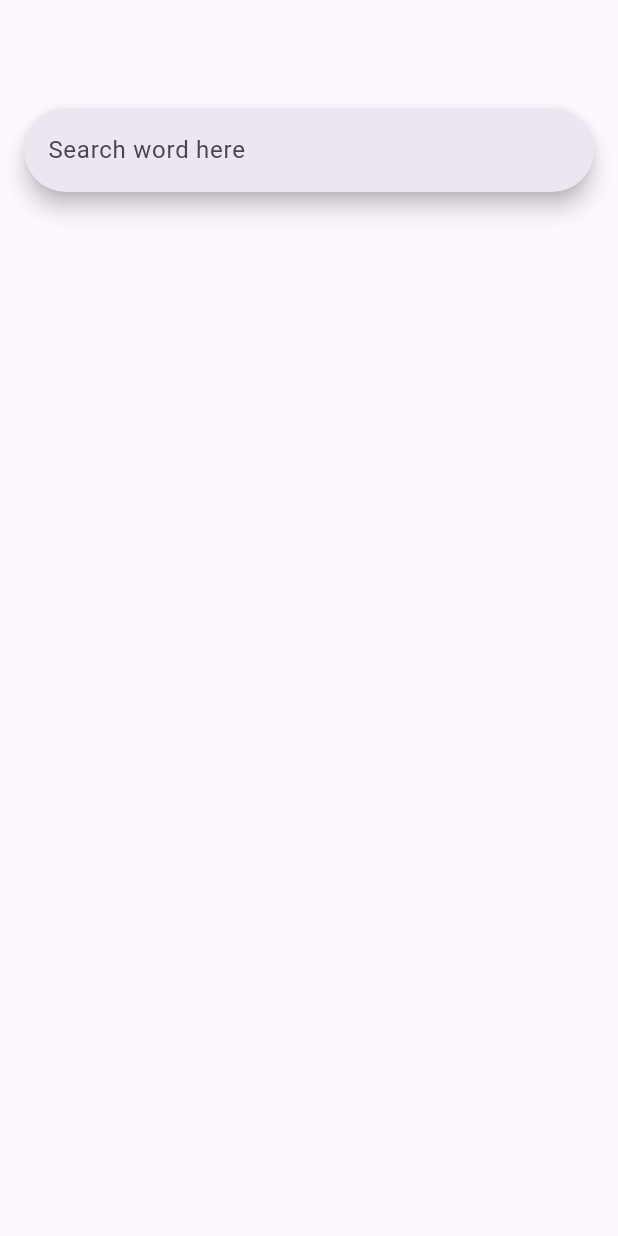
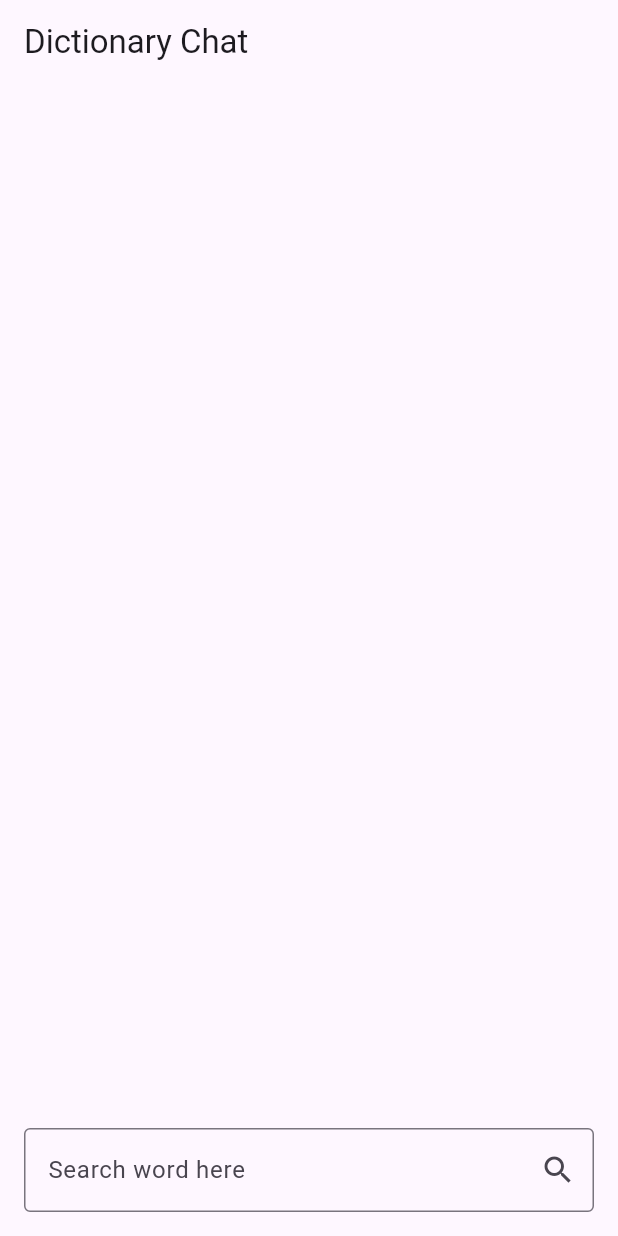
Before and after one commit to itsmedona/DictionaryApp, a Flutter app: the screen it shows after launch, on a phone screen of 412 x 824 dp. Run offline on Flutter 3.47's test engine with Material 3 defaults, Android fonts, the phone set to English and light mode, and no system bars.

Commit message:
home screen updated like a chat screen

```diff
--- a/lib/view/homescreen/homescreen.dart
+++ b/lib/view/homescreen/homescreen.dart
@@ -1,4 +1,6 @@
 import 'package:flutter/material.dart';
+import '../../controller/api_controller/api_controller.dart';
+import '../../model/dictionary_model/dictionary_model.dart';
 
 class HomeScreen extends StatefulWidget {
   const HomeScreen({super.key});
@@ -8,29 +10,136 @@ class HomeScreen extends StatefulWidget {
 }
 
 class _HomeScreenState extends State<HomeScreen> {
+  List<Map<String, String>> chatMessages = [];
+  TextEditingController _controller = TextEditingController();
+  bool _isLoading = false; // Flag to indicate loading state
+  String? _errorMessage; // To store error message
+
+  // Function to handle word submission
+  void onSubmitWord(String word) async {
+    if (word.isEmpty) return; // Don't proceed if the input is empty
+
+    setState(() {
+      _isLoading = true;
+      _errorMessage = null;
+      chatMessages
+          .add({'type': 'user', 'message': word}); // Add user input to chat
+    });
+
+    try {
+      // Fetch meaning from API
+      DictionaryModel dictionary = await ApiController.fetchMeaning(word);
+      String meaning = dictionary.meanings.isNotEmpty
+          ? dictionary.meanings[0].definitions[0].definition
+          : "No definition found.";
+
+      // Add the response to the chat
+      setState(() {
+        _isLoading = false;
+        chatMessages.add({'type': 'response', 'message': meaning});
+      });
+    } catch (error) {
+      setState(() {
+        _isLoading = false;
+        _errorMessage = "Failed to load meaning: $error";
+      });
+    }
+
+    // Clear the input field after submitting the word
+    _controller.clear();
+  }
+
+  // Build the search widget (input field + submit button)
+  Widget buildSearchWidget() {
+    return Column(
+      children: [
+        TextField(
+          controller: _controller,
+          decoration: InputDecoration(
+            hintText: "Search word here",
+            border: OutlineInputBorder(),
+            suffixIcon: IconButton(
+              icon: Icon(Icons.search),
+              onPressed: () {
+                onSubmitWord(
+                    _controller.text); // Trigger search on button press
+              },
+            ),
+          ),
+          onSubmitted: (value) =>
+              onSubmitWord(value), // Trigger search on "Enter"
+        ),
+        if (_isLoading)
+          CircularProgressIndicator(), // Show loading indicator while fetching
+        if (_errorMessage != null)
+          Padding(
+            padding: const EdgeInsets.only(top: 8.0),
+            child: Text(
+              _errorMessage!,
+              style: TextStyle(color: Colors.red),
+            ),
+          ),
+      ],
+    );
+  }
+
   @override
   Widget build(BuildContext context) {
     return SafeArea(
       child: Scaffold(
-          appBar: AppBar(),
+        appBar: AppBar(
+          title: Text("Dictionary Chat"),
+        ),
         body: Padding(
           padding: const EdgeInsets.all(16),
           child: Column(
             crossAxisAlignment: CrossAxisAlignment.start,
             children: [
+              Expanded(
+                child: ListView.builder(
+                  itemCount: chatMessages.length,
+                  itemBuilder: (context, index) {
+                    return ChatBubble(
+                      message: chatMessages[index]['message']!,
+                      isUser: chatMessages[index]['type'] == 'user',
+                    );
+                  },
+                ),
+              ),
               buildSearchWidget(),
             ],
           ),
-          )),
-    );
-  }
-
-  buildSearchWidget() {
-    return SearchBar(
-      hintText: "Search word here",
-      onSubmitted: (value) {
-        //take the meaning from api
-      },
+        ),
+      ),
     );
   }
 }
+
+// Widget to display chat bubbles
+class ChatBubble extends StatelessWidget {
+  final String message;
+  final bool isUser;
+
+  const ChatBubble({super.key, required this.message, required this.isUser});
+
+  @override
+  Widget build(BuildContext context) {
+    return Align(
+      alignment: isUser ? Alignment.centerRight : Alignment.centerLeft,
+      child: Container(
+        margin: const EdgeInsets.symmetric(vertical: 4, horizontal: 16),
+        padding: const EdgeInsets.all(12),
+        decoration: BoxDecoration(
+          color: isUser ? Colors.blue : Colors.grey[300],
+          borderRadius: BorderRadius.circular(12),
+        ),
+        child: Text(
+          message,
+          style: TextStyle(
+            color: isUser ? Colors.white : Colors.black,
+          ),
+        ),
+      ),
+    );
+  }
+}
```
Lines whose indentation alone changed are shown as unchanged.
